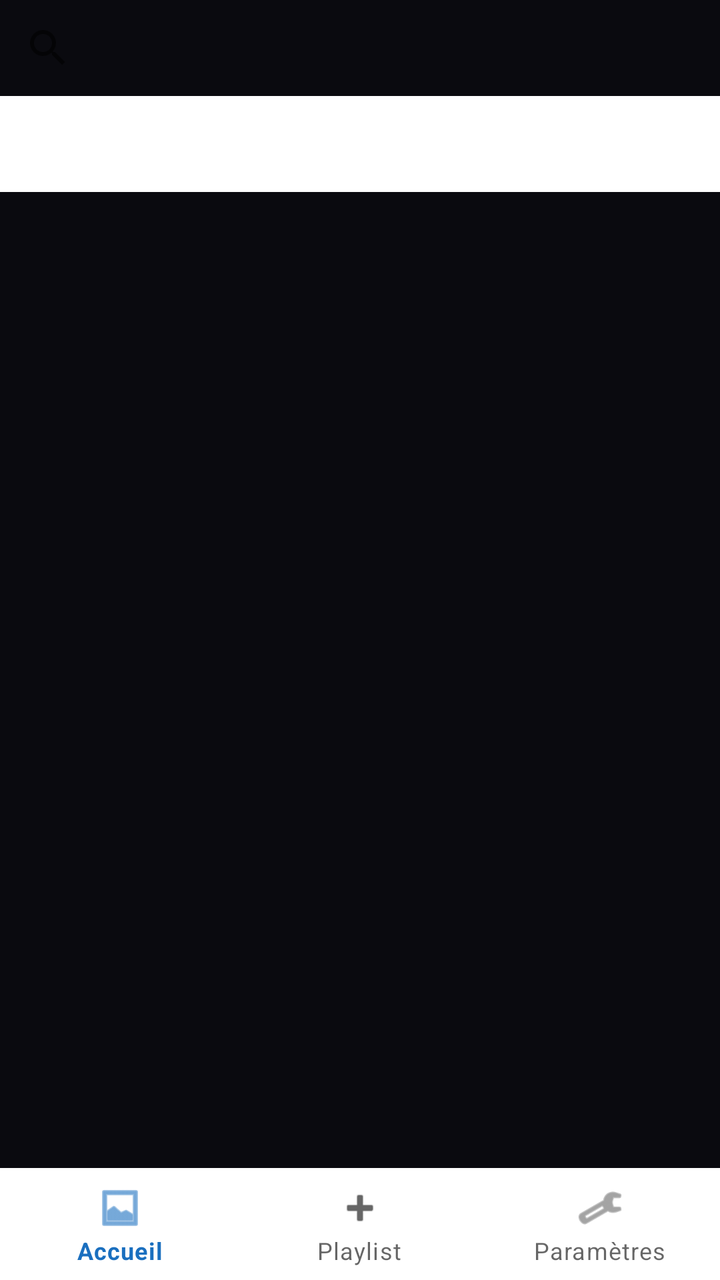
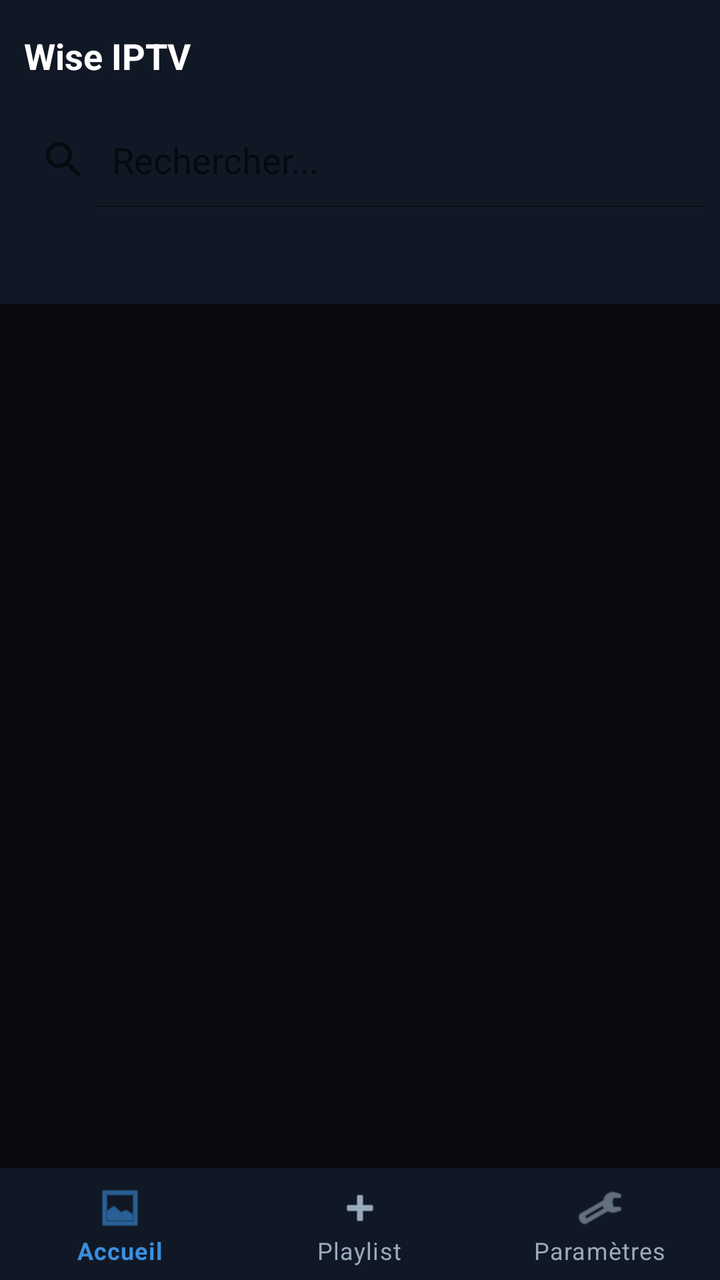

An Android layout rendered at two revisions. The XML below is the earlier revision; the diff shows what the commit changed to produce the second picture.
<!-- AndroidManifest.xml: application theme Theme.WiseIPTV -->
<!-- res/layout/activity_main.xml -->
<?xml version="1.0" encoding="utf-8"?>
<LinearLayout xmlns:android="http://schemas.android.com/apk/res/android"
    xmlns:app="http://schemas.android.com/apk/res-auto"
    android:layout_width="match_parent" android:layout_height="match_parent"
    android:orientation="vertical">

    
        
        
		
		<androidx.appcompat.widget.SearchView
    android:id="@+id/search_view"
    android:layout_width="match_parent"
    android:layout_height="wrap_content"
    android:iconifiedByDefault="false"
    android:queryHint="Rechercher une chaîne..."
    
    app:theme="@style/SearchViewStyle"
    android:theme="@style/SearchViewStyle" />

    <com.google.android.material.tabs.TabLayout
        android:id="@+id/tab_layout"
        android:layout_width="match_parent" android:layout_height="wrap_content"
        app:tabMode="scrollable"/>

    
    <Spinner android:id="@+id/spinner_group"
        android:layout_width="match_parent" android:layout_height="wrap_content"
        android:visibility="gone" android:padding="4dp"/>

    <ProgressBar android:id="@+id/progress_bar"
        android:layout_width="wrap_content" android:layout_height="wrap_content"
        android:layout_gravity="center" android:visibility="gone"/>

    <TextView android:id="@+id/tv_empty"
        android:layout_width="match_parent" android:layout_height="wrap_content"
        android:gravity="center" android:padding="32dp"
        android:text="Aucune chaîne. Ajoutez une playlist." android:visibility="gone"/>

    <androidx.recyclerview.widget.RecyclerView android:id="@+id/rv_channels"
        android:layout_width="match_parent" android:layout_height="0dp"
        android:layout_weight="1"/>

    <com.google.android.material.bottomnavigation.BottomNavigationView
        android:id="@+id/bottom_nav"
        android:layout_width="match_parent" android:layout_height="wrap_content"
        app:menu="@menu/bottom_nav_menu"/>
</LinearLayout>
<!-- resources referenced by this layout -->
<resources>
  <style name="SearchViewStyle" parent="Widget.AppCompat.SearchView">
          <item name="android:editTextColor">#FFFFFF</item>
          <item name="android:textColorHint">#94A3B8</item>
      </style>
  <style name="Theme.WiseIPTV" parent="Theme.MaterialComponents.DayNight.NoActionBar">
          <item name="colorPrimary">@color/wise_blue</item>
          <item name="colorSecondary">@color/wise_red</item>
          <item name="android:colorBackground">@color/wise_bg</item>
          <item name="android:textColor">@color/white</item>
          <item name="android:windowBackground">@color/wise_bg</item>
          <item name="android:statusBarColor">@color/wise_bg</item>
          <item name="android:windowLightStatusBar">false</item>
      </style>
  <color name="wise_blue">#1A6FBF</color>
  <color name="wise_red">#D42B2B</color>
  <color name="wise_bg">#0A0A0F</color>
  <color name="white">#FFFFFF</color>
</resources>

<!-- the commit's change to res/layout/activity_main.xml (unified diff, before → after) -->
@@ -1,48 +1,50 @@
 <?xml version="1.0" encoding="utf-8"?>
-<LinearLayout xmlns:android="http://schemas.android.com/apk/res/android"
+<androidx.coordinatorlayout.widget.CoordinatorLayout
+    xmlns:android="http://schemas.android.com/apk/res/android"
     xmlns:app="http://schemas.android.com/apk/res-auto"
     android:layout_width="match_parent" android:layout_height="match_parent"
-    android:orientation="vertical">
-
-    
-        
-        
-		
-		<androidx.appcompat.widget.SearchView
-    android:id="@+id/search_view"
-    android:layout_width="match_parent"
-    android:layout_height="wrap_content"
-    android:iconifiedByDefault="false"
-    android:queryHint="Rechercher une chaîne..."
-    
-    app:theme="@style/SearchViewStyle"
-    android:theme="@style/SearchViewStyle" />
-
-    <com.google.android.material.tabs.TabLayout
-        android:id="@+id/tab_layout"
+    android:background="@color/wise_bg">
+    <com.google.android.material.appbar.AppBarLayout
         android:layout_width="match_parent" android:layout_height="wrap_content"
-        app:tabMode="scrollable"/>
-
-    
-    <Spinner android:id="@+id/spinner_group"
-        android:layout_width="match_parent" android:layout_height="wrap_content"
-        android:visibility="gone" android:padding="4dp"/>
-
-    <ProgressBar android:id="@+id/progress_bar"
-        android:layout_width="wrap_content" android:layout_height="wrap_content"
-        android:layout_gravity="center" android:visibility="gone"/>
-
-    <TextView android:id="@+id/tv_empty"
-        android:layout_width="match_parent" android:layout_height="wrap_content"
-        android:gravity="center" android:padding="32dp"
-        android:text="Aucune chaîne. Ajoutez une playlist." android:visibility="gone"/>
-
-    <androidx.recyclerview.widget.RecyclerView android:id="@+id/rv_channels"
-        android:layout_width="match_parent" android:layout_height="0dp"
-        android:layout_weight="1"/>
-
+        android:background="@color/wise_surface">
+        <LinearLayout android:layout_width="match_parent" android:layout_height="56dp"
+            android:orientation="horizontal" android:gravity="center_vertical"
+            android:paddingStart="12dp" android:paddingEnd="12dp">
+            <TextView android:layout_width="0dp" android:layout_height="wrap_content"
+                android:layout_weight="1" android:text="Wise IPTV"
+                android:textColor="@color/white" android:textSize="18sp" android:textStyle="bold"/>
+        </LinearLayout>
+        <SearchView android:id="@+id/search_view"
+            android:layout_width="match_parent" android:layout_height="48dp"
+            android:queryHint="Rechercher..." android:iconifiedByDefault="false"/>
+        <com.google.android.material.tabs.TabLayout
+            android:id="@+id/tab_layout"
+            android:layout_width="match_parent" android:layout_height="48dp"
+            android:background="@color/wise_surface"
+            app:tabTextColor="@color/text_secondary"
+            app:tabSelectedTextColor="@color/white"
+            app:tabIndicatorColor="@color/wise_blue"
+            app:tabMode="scrollable"/>
+    </com.google.android.material.appbar.AppBarLayout>
+    <FrameLayout android:layout_width="match_parent" android:layout_height="match_parent"
+        app:layout_behavior="@string/appbar_scrolling_view_behavior">
+        <androidx.recyclerview.widget.RecyclerView
+            android:id="@+id/rv_channels"
+            android:layout_width="match_parent" android:layout_height="match_parent"
+            android:padding="4dp" android:clipToPadding="false"/>
+        <ProgressBar android:id="@+id/progress_bar"
+            android:layout_width="48dp" android:layout_height="48dp"
+            android:layout_gravity="center" android:visibility="gone"/>
+        <TextView android:id="@+id/tv_empty"
+            android:layout_width="wrap_content" android:layout_height="wrap_content"
+            android:layout_gravity="center" android:text="Aucune chaîne.\nAjoutez une playlist M3U"
+            android:textColor="@color/text_secondary" android:gravity="center" android:visibility="gone"/>
+    </FrameLayout>
     <com.google.android.material.bottomnavigation.BottomNavigationView
         android:id="@+id/bottom_nav"
         android:layout_width="match_parent" android:layout_height="wrap_content"
-        app:menu="@menu/bottom_nav_menu"/>
-</LinearLayout>
+        android:layout_gravity="bottom" android:background="@color/wise_surface"
+        app:menu="@menu/bottom_nav_menu"
+        app:itemIconTint="@color/nav_selector"
+        app:itemTextColor="@color/nav_selector"/>
+</androidx.coordinatorlayout.widget.CoordinatorLayout>
<!-- resource entries referenced after the edit -->
@@ -1,9 +1,6 @@
 <!-- resources referenced by this layout -->
 <resources>
-  <style name="SearchViewStyle" parent="Widget.AppCompat.SearchView">
-          <item name="android:editTextColor">#FFFFFF</item>
-          <item name="android:textColorHint">#94A3B8</item>
-      </style>
+  <color name="text_secondary">#99AABB</color>
   <style name="Theme.WiseIPTV" parent="Theme.MaterialComponents.DayNight.NoActionBar">
           <item name="colorPrimary">@color/wise_blue</item>
           <item name="colorSecondary">@color/wise_red</item>
@@ -14,6 +11,7 @@
           <item name="android:windowLightStatusBar">false</item>
       </style>
   <color name="wise_blue">#1A6FBF</color>
+  <color name="wise_surface">#111825</color>
   <color name="wise_red">#D42B2B</color>
   <color name="wise_bg">#0A0A0F</color>
   <color name="white">#FFFFFF</color>
